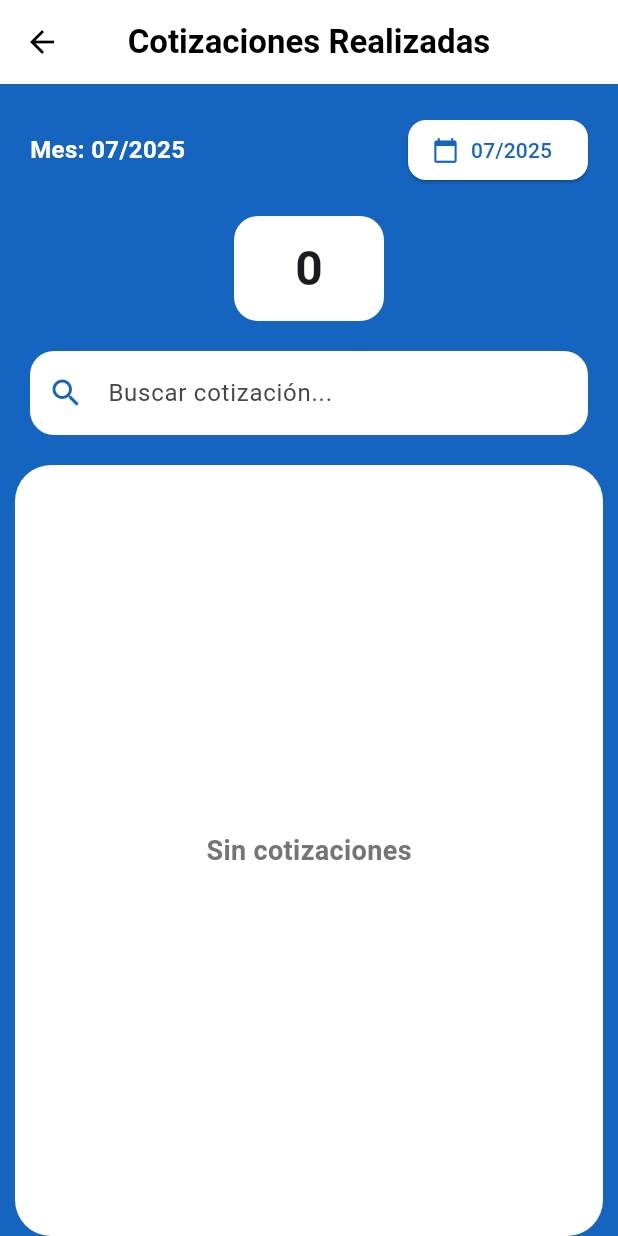
After one commit to ricardomtnez/transtoolsapp, a Flutter app: the Dashboard screen opened by its route, after a tap on "Ver Más", on a phone screen of 412 x 824 dp. The commit adds this screen. Run offline on Flutter 3.47's test engine with Material 3 defaults, Android fonts, the phone set to English and light mode, and no system bars; our stand-ins replace connectivity_plus, loading_indicator, month_picker_dialog, pdf, printing, shared_preferences; missing offline and left inert: syncfusion_flutter_pdfviewer; accounts and stored records are empty; network calls fail.

Commit message:
Actualizo y agrego cotizaciones y cambios recientes

```diff
--- a/lib/api/quote_controller.dart
+++ b/lib/api/quote_controller.dart
@@ -570,4 +570,75 @@ query {
   }
   throw Exception('Error al obtener ejes compatibles');
 }
+// Método para obtener las cotizaciones realizadas
+static Future<List<Map<String, String>>> obtenerCotizacionesRealizadas() async {
+  const boardId = 9523399732;
+  final query = '''
+    query {
+      boards(ids: $boardId) {
+        items_page {
+          items {
+            id
+            name
+            assets {
+              public_url
+            }
+            column_values(ids: [
+              "file_mkshqnfa",
+              "date",
+              "text_mkshwgaf",
+              "text_mkshakw7",
+              "numeric_mkshj6rr",
+              "text_mkshrf49",
+              "text_mkshgz4r"
+            ]) {
+              id
+              text
+              value
+            }
+          }
+        }
+      }
+    }
+  ''';
+
+  final response = await http.post(
+    url,
+    headers: {'Content-Type': 'application/json', 'Authorization': token},
+    body: jsonEncode({'query': query}),
+  );
+
+  if (response.statusCode == 200) {
+    final data = jsonDecode(response.body);
+    final items = data['data']?['boards']?[0]?['items_page']?['items'];
+    if (items is List) {
+      return items.map<Map<String, String>>((item) {
+        final columns = item['column_values'] as List;
+        String getCol(String id) {
+          final col = columns.firstWhere((c) => c['id'] == id, orElse: () => {});
+          return (col['text'] != null && col['text'].toString().isNotEmpty)
+              ? col['text']
+              : (col['value'] ?? '');
+        }
+        // Extrae el public_url del primer asset (puedes ajustar si hay varios)
+        final publicUrl = (item['assets'] is List && item['assets'].isNotEmpty)
+            ? item['assets'][0]['public_url'] ?? ''
+            : '';
+        return {
+          'cotizacion': item['name'] ?? '',
+          'archivo_pdf': publicUrl,
+          'producto': getCol('text_mkshwgaf'),
+          'linea': getCol('text_mkshakw7'),
+          'ejes': getCol('numeric_mkshj6rr'),
+          'modelo': getCol('text_mkshrf49'),
+          'vendedor': getCol('text_mkshgz4r'),
+          'date': getCol('date'),
+        };
+      }).toList();
+    }
+    return [];
+  } else {
+    throw Exception('Error al obtener cotizaciones: ${response.body}');
+  }
 }
+}
--- /dev/null
+++ b/lib/views/cotizaciones.dart
@@ -0,0 +1,422 @@
+import 'package:flutter/material.dart';
+import 'package:month_picker_dialog/month_picker_dialog.dart';
+import '../api/quote_controller.dart';
+import 'package:syncfusion_flutter_pdfviewer/pdfviewer.dart';
+import 'package:printing/printing.dart';
+import 'package:http/http.dart' as http;
+
+class CotizacionesPage extends StatefulWidget {
+  final String fullname;
+  const CotizacionesPage({required this.fullname, super.key});
+
+  @override
+  State<CotizacionesPage> createState() => _CotizacionesPageState();
+}
+
+class _CotizacionesPageState extends State<CotizacionesPage> {
+  List<Map<String, String>> cotizaciones = [];
+  String searchText = "";
+  DateTime? selectedMonth;
+  late TextEditingController searchController;
+  bool loading = true;
+
+  @override
+  void initState() {
+    super.initState();
+    final now = DateTime.now();
+    selectedMonth = DateTime(now.year, now.month);
+    searchController = TextEditingController();
+    cargarCotizaciones();
+  }
+
+  Future<void> cargarCotizaciones() async {
+    setState(() => loading = true);
+    try {
+      final data = await QuoteController.obtenerCotizacionesRealizadas();
+      for (var item in data) {
+        // ignore: avoid_print
+        print('Item recibido: $item');
+      }
+      setState(() {
+        cotizaciones = List<Map<String, String>>.from(data);
+        loading = false;
+      });
+    } catch (e) {
+      setState(() => loading = false);
+    }
+  }
+
+  @override
+  void dispose() {
+    searchController.dispose();
+    super.dispose();
+  }
+
+  @override
+  Widget build(BuildContext context) {
+    final filteredCotizaciones = cotizaciones.where((cot) {
+      final query = searchText.toLowerCase();
+      final pertenece = cot['vendedor']?.toUpperCase() == widget.fullname.toUpperCase();
+
+      // Filtrar por mes y año seleccionados
+      final fechaCot = cot['date'];
+      bool coincideFecha = false;
+      if (fechaCot != null && fechaCot.isNotEmpty) {
+        try {
+          // Solo parsea si tiene formato yyyy-MM-dd
+          final fecha = DateTime.parse(fechaCot);
+          coincideFecha = fecha.month == selectedMonth!.month && fecha.year == selectedMonth!.year;
+        } catch (_) {
+          coincideFecha = false; // Si no se puede parsear, no mostrar
+        }
+      }
+      // Solo mostrar si coincide la fecha y pertenece al usuario
+      return pertenece && coincideFecha && (
+        (cot['cotizacion']?.toLowerCase().contains(query) ?? false) ||
+        (cot['producto']?.toLowerCase().contains(query) ?? false) ||
+        (cot['linea']?.toLowerCase().contains(query) ?? false) ||
+        (cot['modelo']?.toLowerCase().contains(query) ?? false) ||
+        (cot['vendedor']?.toLowerCase().contains(query) ?? false)
+      );
+    }).toList();
+
+    return Scaffold(
+      appBar: AppBar(
+        backgroundColor: Colors.white,
+        elevation: 0,
+        leading: IconButton(
+          icon: Icon(Icons.arrow_back, color: Colors.black),
+          onPressed: () => Navigator.pop(context),
+        ),
+        centerTitle: true,
+        title: const Text(
+          'Cotizaciones Realizadas',
+          style: TextStyle(
+            color: Colors.black,
+            fontWeight: FontWeight.bold,
+            fontSize: 22,
+          ),
+        ),
+      ),
+      backgroundColor: Colors.blue[800],
+      body: SafeArea(
+        child: Column(
+          children: [
+            SizedBox(height: 20),
+            // Month Picker Button
+            Padding(
+              padding: const EdgeInsets.symmetric(horizontal: 20),
+              child: Row(
+                children: [
+                  Text(
+                    'Mes: ${selectedMonth!.month.toString().padLeft(2, '0')}/${selectedMonth!.year}',
+                    style: const TextStyle(
+                      color: Colors.white,
+                      fontWeight: FontWeight.bold,
+                      fontSize: 16,
+                    ),
+                  ),
+                  const Spacer(),
+                  ElevatedButton.icon(
+                    style: ElevatedButton.styleFrom(
+                      backgroundColor: Colors.white,
+                      foregroundColor: Colors.blue[800],
+                      shape: RoundedRectangleBorder(
+                        borderRadius: BorderRadius.circular(12),
+                      ),
+                    ),
+                    icon: const Icon(Icons.calendar_today),
+                    label: Text(
+                      '${selectedMonth!.month.toString().padLeft(2, '0')}/${selectedMonth!.year}',
+                    ),
+                    onPressed: () async {
+                      final now = DateTime.now();
+                      final picked = await showMonthPicker(
+                        context: context,
+                        initialDate: selectedMonth ?? now,
+                        firstDate: DateTime(now.year - 3, 1),
+                        lastDate: DateTime(now.year + 1, 12),
+                      );
+                      if (picked != null) {
+                        setState(() {
+                          selectedMonth = DateTime(picked.year, picked.month);
+                        });
+                      }
+                    },
+                  ),
+                ],
+              ),
+            ),
+            SizedBox(height: 20),
+            Container(
+              width: 100,
+              height: 70,
+              decoration: BoxDecoration(
+                color: Colors.white,
+                borderRadius: BorderRadius.circular(16),
+              ),
+              child: Center(
+                child: Text(
+                  '${filteredCotizaciones.length}',
+                  style: TextStyle(
+                    fontWeight: FontWeight.bold,
+                    fontSize: 32,
+                  ),
+                ),
+              ),
+            ),
+            SizedBox(height: 20),
+            Padding(
+              padding: EdgeInsets.symmetric(horizontal: 20),
+              child: TextField(
+                controller: searchController,
+                onChanged: (value) {
+                  setState(() {
+                    searchText = value;
+                  });
+                },
+                decoration: InputDecoration(
+                  prefixIcon: Icon(Icons.search, color: Colors.blue[800]),
+                  hintText: 'Buscar cotización...',
+                  filled: true,
+                  fillColor: Colors.white,
+                  contentPadding: EdgeInsets.symmetric(vertical: 16),
+                  border: OutlineInputBorder(
+                    borderRadius: BorderRadius.circular(16),
+                    borderSide: BorderSide.none,
+                  ),
+                  suffixIcon: searchText.isNotEmpty
+                      ? IconButton(
+                          icon: Icon(Icons.clear, color: Colors.blue[800]),
+                          onPressed: () {
+                            setState(() {
+                              searchText = "";
+                              searchController.clear();
+                            });
+                          },
+                        )
+                      : null,
+                ),
+              ),
+            ),
+            SizedBox(height: 20),
+            Expanded(
+              child: loading
+                  ? Center(
+                      child: Container(
+                        padding: EdgeInsets.all(24),
+                        decoration: BoxDecoration(
+                          color: Colors.white, // Fondo blanco
+                          borderRadius: BorderRadius.circular(20),
+                        ),
+                        child: Column(
+                          mainAxisSize: MainAxisSize.min,
+                          children: [
+                            SizedBox(
+                              height: 48,
+                              width: 48,
+                              child: CircularProgressIndicator(
+                                color: Colors.blue[800], // Spinner azul
+                                strokeWidth: 4,
+                              ),
+                            ),
+                            SizedBox(height: 16),
+                            Text(
+                              'Consultando cotizaciones...',
+                              style: TextStyle(
+                                color: Colors.blue[800],
+                                fontSize: 16,
+                                fontWeight: FontWeight.bold,
+                              ),
+                            ),
+                          ],
+                        ),
+                      ),
+                    )
+                  : Container(
+                      decoration: BoxDecoration(
+                        color: Colors.white,
+                        borderRadius: BorderRadius.circular(24),
+                      ),
+                      margin: EdgeInsets.symmetric(horizontal: 10),
+                      padding: EdgeInsets.all(10),
+                      child: filteredCotizaciones.isEmpty
+                          ? Center(
+                              child: Text(
+                                'Sin cotizaciones',
+                                style: TextStyle(
+                                  color: Colors.grey[600],
+                                  fontSize: 18,
+                                  fontWeight: FontWeight.bold,
+                                ),
+                              ),
+                            )
+                          : ListView.builder(
+                              itemCount: filteredCotizaciones.length,
+                              itemBuilder: (context, index) {
+                                final cot = filteredCotizaciones[index];
+                                return Card(
+                                  color: Colors.blue[800],
+                                  shape: RoundedRectangleBorder(
+                                    borderRadius: BorderRadius.circular(16),
+                                  ),
+                                  elevation: 10,
+                                  // ignore: deprecated_member_use
+                                  shadowColor: Colors.black.withOpacity(0.25),
+                                  margin: EdgeInsets.symmetric(vertical: 8, horizontal: 4),
+                                  child: Container(
+                                    decoration: BoxDecoration(
+                                      borderRadius: BorderRadius.circular(16),
+                                      boxShadow: [
+                                        BoxShadow(
+                                          // ignore: deprecated_member_use
+                                          color: Colors.black.withOpacity(0.18),
+                                          blurRadius: 18,
+                                          offset: Offset(0, 8),
+                                        ),
+                                      ],
+                                    ),
+                                    child: Padding(
+                                      padding: EdgeInsets.all(16),
+                                      child: Row(
+                                        children: [
+                                          Expanded(
+                                            child: Column(
+                                              crossAxisAlignment: CrossAxisAlignment.start,
+                                              children: [
+                                                Text(
+                                                  cot['cotizacion'] ?? '',
+                                                  style: TextStyle(
+                                                    color: Colors.white,
+                                                    fontWeight: FontWeight.bold,
+                                                    fontSize: 16,
+                                                  ),
+                                                ),
+                                                SizedBox(height: 4),
+                                                Text(
+                                                  cot['producto'] ?? '',
+                                                  style: TextStyle(
+                                                    color: Colors.white,
+                                                    fontSize: 14,
+                                                  ),
+                                                ),
+                                                SizedBox(height: 4),
+                                                Text(
+                                                  cot['linea'] ?? '',
+                                                  style: TextStyle(
+                                                    color: Colors.white,
+                                                    fontSize: 14,
+                                                  ),
+                                                ),
+                                                SizedBox(height: 4),
+                                                Text(
+                                                  'Ejes: ${cot['ejes'] ?? ''}',
+                                                  style: TextStyle(
+                                                    color: Colors.white,
+                                                    fontSize: 14,
+                                                  ),
+                                                ),
+                                                SizedBox(height: 4),
+                                                Text(
+                                                  'Modelo: ${cot['modelo'] ?? ''}',
+                                                  style: TextStyle(
+                                                    color: Colors.white,
+                                                    fontSize: 14,
+                                                  ),
+                                                ),
+                                                SizedBox(height: 4),
+                                                Text(
+                                                  'Fecha: ${cot['date'] ?? ''}',
+                                                  style: TextStyle(
+                                                    color: Colors.white,
+                                                    fontSize: 14,
+                                                  ),
+                                                ),
+                                                SizedBox(height: 4),
+                                                Text(
+                                                  'Vendedor: ${cot['vendedor'] ?? ''}',
+                                                  style: TextStyle(
+                                                    color: Colors.white,
+                                                    fontSize: 14,
+                                                  ),
+                                                ),
+                                              ],
+                                            ),
+                                          ),
+                                          SizedBox(width: 10),
+                                          GestureDetector(
+                                            onTap: cot['archivo_pdf'] != null && cot['archivo_pdf']!.isNotEmpty
+                                                ? () {
+                                                    showDialog(
+                                                      context: context,
+                                                      barrierDismissible: true,
+                                                      builder: (context) {
+                                                        return Dialog(
+                                                          child: Column(
+                                                            mainAxisSize: MainAxisSize.min,
+                                                            children: [
+                                                              SizedBox(
+                                                                width: MediaQuery.of(context).size.width * 0.85,
+                                                                height: MediaQuery.of(context).size.height * 0.7,
+                                                                child: SfPdfViewer.network(cot['archivo_pdf']!),
+                                                              ),
+                                                              Row(
+                                                                mainAxisAlignment: MainAxisAlignment.center,
+                                                                children: [
+                                                                  IconButton(
+                                                                    icon: Icon(Icons.print),
+                                                                    onPressed: () async {
+                                                                      final response = await http.get(Uri.parse(cot['archivo_pdf']!));
+                                                                      if (response.statusCode == 200) {
+                                                                        await Printing.layoutPdf(
+                                                                          onLayout: (format) async => response.bodyBytes,
+                                                                        );
+                                                                      }
+                                                                    },
+                                                                  ),
+                                                                  IconButton(
+                                                                    icon: Icon(Icons.share),
+                                                                    onPressed: () async {
+                                                                      final response = await http.get(Uri.parse(cot['archivo_pdf']!));
+                                                                      if (response.statusCode == 200) {
+                                                                        await Printing.sharePdf(
+                                                                          bytes: response.bodyBytes,
+                                                                          filename: '${cot['cotizacion'] ?? 'cotizacion'}.pdf',
+                                                                        );
+                                                                      }
+                                                                    },
+                                                                  ),
+                                                                ],
+                                                              ),
+                                                            ],
+                                                          ),
+                                                        );
+                                                      },
+                                                    );
+                                                  }
+                                                : null,
+                                            child: Container(
+                                              width: 40,
+                                              height: 40,
+                                              decoration: BoxDecoration(
+                                                color: Colors.white,
+                                                borderRadius: BorderRadius.circular(8),
+                                              ),
+                                              child: Icon(Icons.picture_as_pdf, color: Color(0xFFD32F2F), size: 32),
+                                            ),
+                                          ),
+                                        ],
+                                      ),
+                                    ),
+                                  ),
+                                );
+                              },
+                            ),
+                    ),
+            ),
+          ],
+        ),
+      ),
+    );
+  }
+}
--- a/lib/views/dashboard.dart
+++ b/lib/views/dashboard.dart
@@ -1,6 +1,7 @@
 import 'package:flutter/material.dart';
 import 'package:shared_preferences/shared_preferences.dart';
 import 'package:transtools/models/usuario.dart';
+import 'package:transtools/views/cotizaciones.dart';// Asegúrate de importar la página de Cotizaciones
 
 class Dashboard extends StatefulWidget {
   const Dashboard({super.key}); // sin parámetros
@@ -223,7 +224,17 @@ class DashboardState extends State<Dashboard> {
                       ),
                       const SizedBox(height: 10),
                       ElevatedButton(
-                        onPressed: () {},
+                        onPressed: () {
+                          // Navigator.pushNamed(context, "/cotizaciones");
+                          Navigator.push(
+                            context,
+                            MaterialPageRoute(
+                              builder: (context) => CotizacionesPage(
+                                fullname: _usuario!.fullname,
+                              ),
+                            ),
+                          );
+                        },
                         style: ElevatedButton.styleFrom(
                           backgroundColor: Colors.blue[800],
                           shape: RoundedRectangleBorder(
```
Also changed, not shown: lib/main.dart (+14 -0 lines), lib/views/cotizador/seccion4.dart (+74 -32 lines), pubspec.yaml (+8 -2 lines), pubspec.lock, 5 other files.
